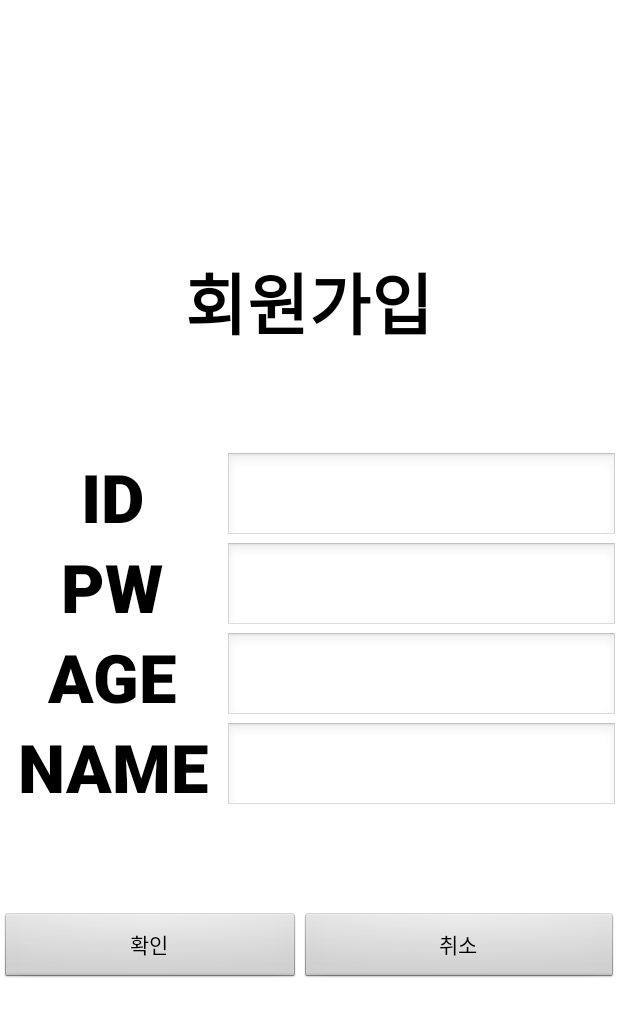
After one commit to SeungWookJung/Menu, an Android app: the layout activity_sign_up.xml on its own in the app's theme, with its tools: preview values and no code run, on a phone screen of 412 x 824 dp. The commit adds this screen. Shown: the top 1017 px of the screen. Run offline under Robolectric (Android 15) with nearby library versions, the phone set to English and light mode, and no system bars.

Commit message:
2019-10-25

```diff
--- a/app/src/main/java/com/example/menu/MenuChoice.java
+++ b/app/src/main/java/com/example/menu/MenuChoice.java
@@ -10,5 +10,6 @@ public class MenuChoice extends AppCompatActivity {
         super.onCreate(savedInstanceState);
         setContentView(R.layout.activity_menuchoice);
 
+
     }
 }
--- /dev/null
+++ b/app/src/main/res/layout/activity_sign_up.xml
@@ -0,0 +1,141 @@
+<?xml version="1.0" encoding="utf-8"?>
+<LinearLayout
+    xmlns:android="http://schemas.android.com/apk/res/android"
+    xmlns:tools="http://schemas.android.com/tools"
+    android:layout_width="match_parent"
+    android:layout_height="match_parent"
+    tools:context=".SignUp"
+    android:background="@android:color/white"
+    android:orientation="vertical"
+    android:gravity="center"
+    >
+<TextView
+    android:layout_width="match_parent"
+    android:layout_height="wrap_content"
+    android:textAlignment="center"
+    android:text="회원가입"
+    android:textColor="@android:color/black"
+    android:textSize="20pt"
+    android:textFontWeight="@android:integer/status_bar_notification_info_maxnum"
+    android:layout_marginBottom="30pt"
+    >
+
+</TextView>
+
+    <LinearLayout
+        android:orientation="horizontal"
+        android:layout_width="match_parent"
+        android:layout_height="wrap_content">
+        <TextView
+            android:id="@+id/signup_id"
+            android:layout_width="150dp"
+            android:layout_height="wrap_content"
+            android:text="ID"
+            android:textColor="@android:color/black"
+            android:layout_gravity="left"
+            android:textAlignment="center"
+            android:textSize="20pt"
+            android:textFontWeight="@android:integer/status_bar_notification_info_maxnum"/>
+
+        <EditText
+            android:id="@+id/signup_inputID"
+            android:layout_width="match_parent"
+            android:layout_height="match_parent"
+            android:layout_gravity="right"
+            android:ems="10" />
+
+    </LinearLayout>
+
+    <LinearLayout
+        android:orientation="horizontal"
+        android:layout_width="match_parent"
+        android:layout_height="wrap_content">
+        <TextView
+            android:id="@+id/signup_pw"
+            android:layout_width="150dp"
+            android:layout_height="wrap_content"
+            android:text="PW"
+            android:textColor="@android:color/black"
+            android:layout_gravity="left"
+            android:textAlignment="center"
+            android:textSize="20pt"
+            android:textFontWeight="@android:integer/status_bar_notification_info_maxnum"/>
+
+        <EditText
+            android:id="@+id/signup_inputPW"
+            android:layout_width="match_parent"
+            android:layout_height="match_parent"
+            android:layout_gravity="right"
+            android:ems="10" />
+    </LinearLayout>
+
+    <LinearLayout
+        android:orientation="horizontal"
+        android:layout_width="match_parent"
+        android:layout_height="wrap_content">
+        <TextView
+            android:id="@+id/signup_age"
+            android:layout_width="150dp"
+            android:layout_height="wrap_content"
+            android:text="AGE"
+            android:textColor="@android:color/black"
+            android:layout_gravity="left"
+            android:textAlignment="center"
+            android:textSize="20pt"
+            android:textFontWeight="@android:integer/status_bar_notification_info_maxnum"/>
+
+        <EditText
+            android:id="@+id/signup_inputAGE"
+            android:layout_width="match_parent"
+            android:layout_height="match_parent"
+            android:layout_gravity="right"
+            android:ems="10" />
+    </LinearLayout>
+
+    <LinearLayout
+        android:orientation="horizontal"
+        android:layout_width="match_parent"
+        android:layout_height="wrap_content">
+        <TextView
+            android:id="@+id/ID"
+            android:layout_width="150dp"
+            android:layout_height="wrap_content"
+            android:text="NAME"
+            android:textColor="@android:color/black"
+            android:layout_gravity="left"
+            android:textAlignment="center"
+            android:textSize="20pt"
+            android:textFontWeight="@android:integer/status_bar_notification_info_maxnum"/>
+
+        <EditText
+            android:id="@+id/signup_inputNAME"
+            android:layout_width="match_parent"
+            android:layout_height="match_parent"
+            android:layout_gravity="right"
+            android:ems="10" />
+    </LinearLayout>
+
+    <LinearLayout
+        android:orientation="horizontal"
+        android:layout_width="match_parent"
+        android:layout_height="wrap_content"
+        android:layout_marginTop="30pt"
+        >
+
+        <Button
+            android:id="@+id/check"
+        android:layout_width="200dp"
+        android:layout_height="wrap_content"
+        android:text="확인"
+            android:layout_gravity="left"
+            />
+
+        <Button
+            android:id="@+id/cancel"
+            android:layout_width="match_parent"
+            android:layout_height="wrap_content"
+            android:text="취소" />
+
+    </LinearLayout>
+
+</LinearLayout>
```
Also changed, not shown: app/src/main/AndroidManifest.xml (+6 -4 lines), app/src/main/java/com/example/menu/LoginActivity.java (+21 -2 lines), app/src/main/java/com/example/menu/SharedPreference.java (added, +39 -0 lines), app/src/main/java/com/example/menu/SignUp.java (added, +132 -0 lines), app/src/main/java/com/example/menu/Weather_GPS.java (+2 -9 lines).
